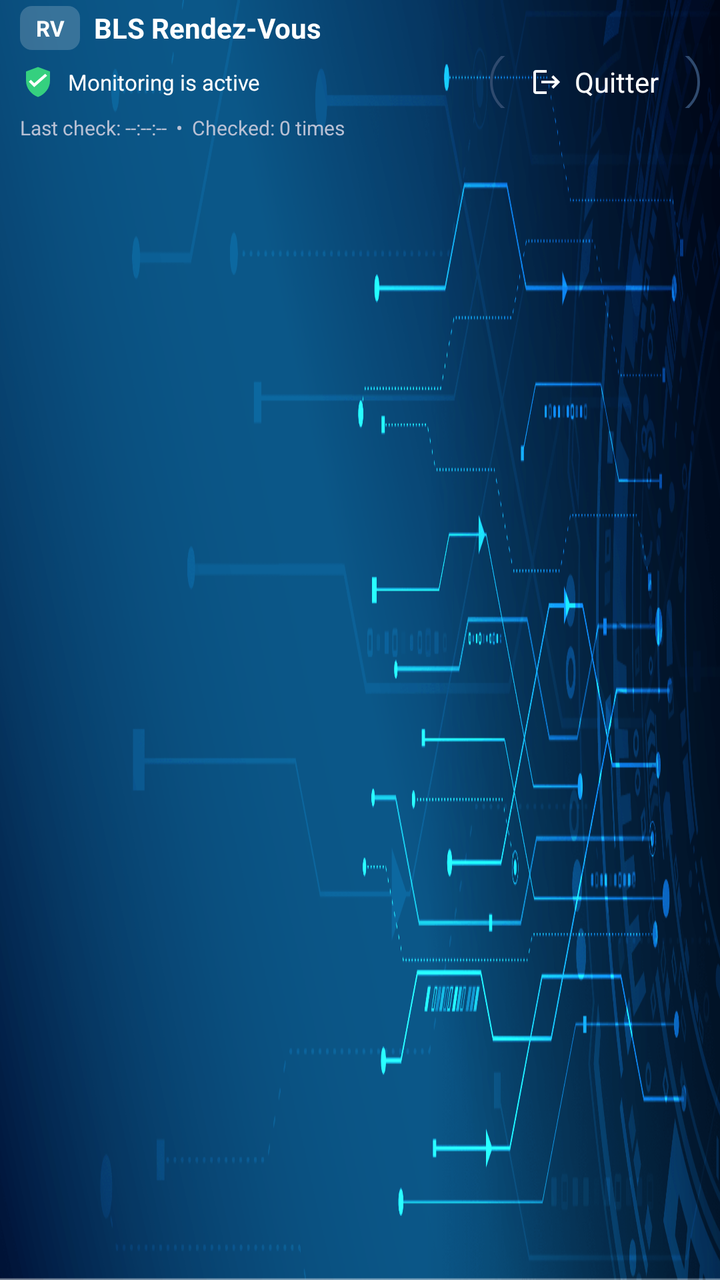
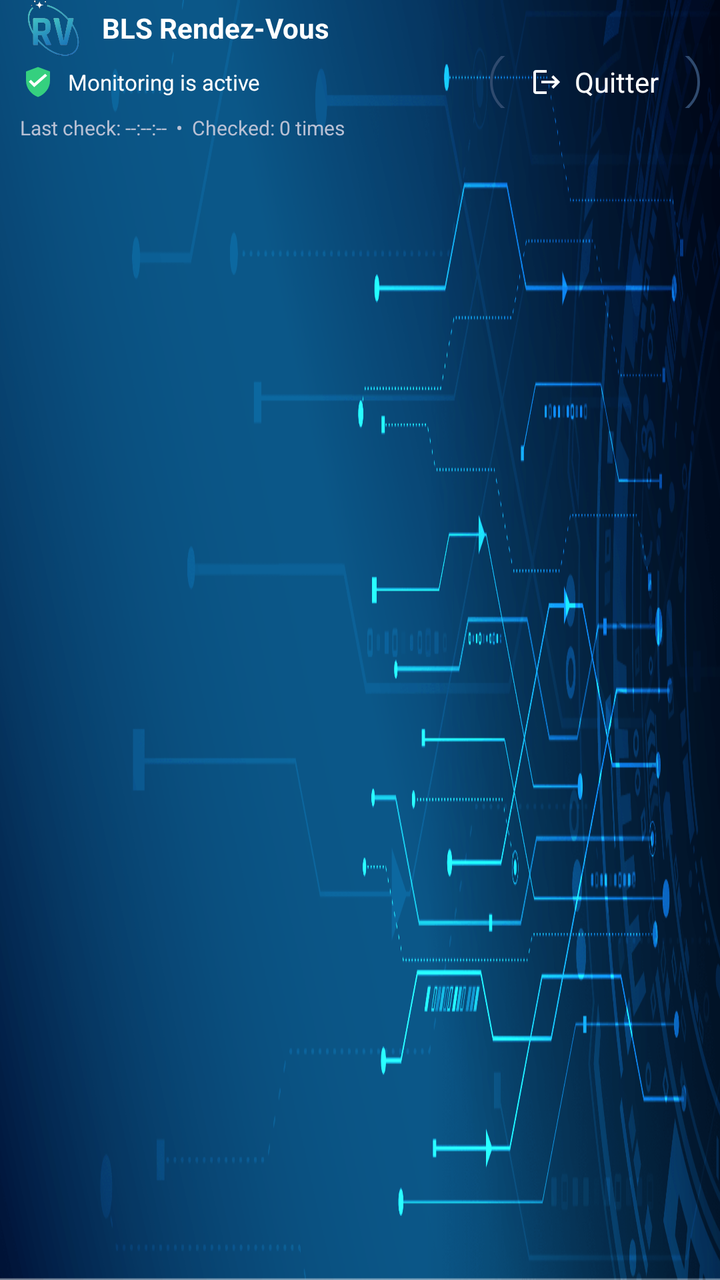

Two renders of the same Android screen: before a commit and after it. Below are the layout's source before the change and the commit's diff.
<!-- AndroidManifest.xml: application theme android:Theme.Material.Light.NoActionBar -->
<!-- res/layout/notification_monitoring.xml -->
<?xml version="1.0" encoding="utf-8"?>
<LinearLayout
    xmlns:android="http://schemas.android.com/apk/res/android"
    android:layout_width="match_parent"
    android:layout_height="80dp"
    android:orientation="vertical"
    android:background="@drawable/notification_header_bg"
    android:paddingStart="10dp"
    android:paddingEnd="10dp">

    
    <LinearLayout
        android:layout_width="match_parent"
        android:layout_height="28dp"
        android:orientation="horizontal"
        android:gravity="center_vertical">

        
        <TextView
            android:id="@+id/notification_rv"
            android:layout_width="30dp"
            android:layout_height="22dp"
            android:gravity="center"
            android:text="RV"
            android:textColor="#FFFFFF"
            android:textSize="11sp"
            android:textStyle="bold"
            android:background="@drawable/notification_rv_bg" />

        
        <TextView
            android:id="@+id/notification_title"
            android:layout_width="wrap_content"
            android:layout_height="match_parent"
            android:paddingStart="7dp"
            android:gravity="center_vertical"
            android:text="BLS Rendez-Vous"
            android:textColor="#FFFFFF"
            android:textSize="14sp"
            android:textStyle="bold"
            android:maxLines="1" />

    </LinearLayout>


    
    <LinearLayout
        android:layout_width="match_parent"
        android:layout_height="26dp"
        android:orientation="horizontal"
        android:gravity="center_vertical">

        
        <ImageView
            android:layout_width="18dp"
            android:layout_height="18dp"
            android:src="@drawable/ic_monitoring_shield"
            android:contentDescription="@null" />

        
        <TextView
            android:id="@+id/notification_description"
            android:layout_width="0dp"
            android:layout_height="match_parent"
            android:layout_weight="1"
            android:paddingStart="6dp"
            android:gravity="center_vertical"
            android:text="Monitoring is active"
            android:textColor="#FFFFFF"
            android:textSize="11sp"
            android:maxLines="1" />

        
        <LinearLayout
            android:id="@+id/btnQuitter"
            android:layout_width="105dp"
            android:layout_height="36dp"
            android:layout_marginStart="8dp"
            android:orientation="horizontal"
            android:gravity="center"
            android:background="@drawable/bg_btn_quitter"
            android:clickable="true"
            android:focusable="true">

            
            <ImageView
                android:layout_width="16dp"
                android:layout_height="16dp"
                android:src="@drawable/ic_logout"
                android:contentDescription="@null" />

            
            <TextView
                android:layout_width="wrap_content"
                android:layout_height="wrap_content"
                android:layout_marginStart="6dp"
                android:text="Quitter"
                android:textColor="#FFFFFF"
                android:textSize="14sp"
                android:gravity="center" />

        </LinearLayout>

    </LinearLayout>


    
    <TextView
        android:id="@+id/notification_info"
        android:layout_width="match_parent"
        android:layout_height="20dp"
        android:gravity="center_vertical"
        android:text="Last check: --:--:--  •  Checked: 0 times"
        android:textColor="#B8C0D4"
        android:textSize="10sp"
        android:maxLines="1" />

</LinearLayout>
<!-- resources referenced by this layout -->
<resources>
  <!-- drawable bg_btn_quitter (drawable) -->
  <shape xmlns:android="http://schemas.android.com/apk/res/android"
      android:shape="rectangle">
  
      <solid android:color="@android:color/transparent" />
  
      <stroke
          android:width="1.2dp"
          android:color="#2F4A6E" />
  
      <corners android:radius="50dp" />
  
  </shape>
  <!-- drawable ic_logout (drawable) -->
  <vector xmlns:android="http://schemas.android.com/apk/res/android"
      android:width="20dp"
      android:height="20dp"
      android:viewportWidth="24"
      android:viewportHeight="24"
      android:tint="#FFFFFF">
  
      <path
          android:fillColor="@android:color/white"
          android:pathData="M17,7l-1.41,1.41L18.17,11H8v2h10.17l-2.58,2.58L17,17l5,-5zM4,5h8V3H4c-1.1,0 -2,0.9 -2,2v14c0,1.1 0.9,2 2,2h8v-2H4V5z" />
  
  </vector>
  <!-- drawable ic_monitoring_shield (drawable) -->
  <?xml version="1.0" encoding="utf-8"?>
  <vector
      xmlns:android="http://schemas.android.com/apk/res/android"
      android:width="18dp"
      android:height="18dp"
      android:viewportWidth="24"
      android:viewportHeight="24">
  
      
      <path
          android:fillColor="#35D07F"
          android:pathData="M12,2
                            L20,5
                            L20,11
                            C20,16 16.8,20.2 12,22
                            C7.2,20.2 4,16 4,11
                            L4,5
                            Z" />
  
      
      <path
          android:fillColor="#FFFFFF"
          android:pathData="M9.5,12.8
                            L7.2,10.5
                            L5.9,11.8
                            L9.5,15.4
                            L18.1,7.8
                            L16.8,6.5
                            Z" />
  
  </vector>
  <!-- drawable notification_header_bg: png bitmap (drawable, 196660 bytes) -->
  <!-- drawable notification_rv_bg (drawable) -->
  <?xml version="1.0" encoding="utf-8"?>
  <shape
      xmlns:android="http://schemas.android.com/apk/res/android"
      android:shape="rectangle">
  
      <solid
          android:color="#30FFFFFF" />
  
      <corners
          android:radius="6dp" />
  
  </shape>
</resources>

<!-- the commit's change to res/layout/notification_monitoring.xml (unified diff, before → after) -->
@@ -16,16 +16,13 @@
         android:gravity="center_vertical">
 
         
-        <TextView
-            android:id="@+id/notification_rv"
-            android:layout_width="30dp"
-            android:layout_height="22dp"
-            android:gravity="center"
-            android:text="RV"
-            android:textColor="#FFFFFF"
-            android:textSize="11sp"
-            android:textStyle="bold"
-            android:background="@drawable/notification_rv_bg" />
+        <ImageView
+    android:id="@+id/notification_rv"
+    android:layout_width="34dp"
+    android:layout_height="34dp"
+    android:src="@drawable/rv_premium_logo"
+    android:scaleType="fitCenter"
+    android:contentDescription="RV Premium Logo" />
 
         
         <TextView
<!-- resource entries referenced after the edit -->
@@ -59,18 +59,6 @@
   
   </vector>
   <!-- drawable notification_header_bg: png bitmap (drawable, 196660 bytes) -->
-  <!-- drawable notification_rv_bg (drawable) -->
-  <?xml version="1.0" encoding="utf-8"?>
-  <shape
-      xmlns:android="http://schemas.android.com/apk/res/android"
-      android:shape="rectangle">
-  
-      <solid
-          android:color="#30FFFFFF" />
-  
-      <corners
-          android:radius="6dp" />
-  
-  </shape>
+  <!-- drawable rv_premium_logo: png bitmap (drawable, 75805 bytes) -->
 </resources>
 
